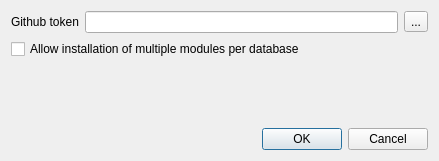
The window that oqtopus/ui/settings_dialog.ui (ponceta/oqtopus) describes before a commit, drawn with Qt 5.
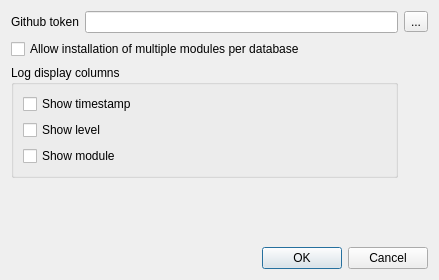
The same window after the commit.

Commit message: add a setting to show/hide log columns (#120)

```diff
--- a/oqtopus/ui/settings_dialog.ui
+++ b/oqtopus/ui/settings_dialog.ui
@@ -7,23 +7,13 @@
     <x>0</x>
     <y>0</y>
     <width>439</width>
-    <height>161</height>
+    <height>280</height>
    </rect>
   </property>
   <property name="windowTitle">
    <string>oQtopus settings</string>
   </property>
   <layout class="QGridLayout" name="gridLayout">
-   <item row="3" column="0" colspan="3">
-    <widget class="QDialogButtonBox" name="buttonBox">
-     <property name="orientation">
-      <enum>Qt::Horizontal</enum>
-     </property>
-     <property name="standardButtons">
-      <set>QDialogButtonBox::Cancel|QDialogButtonBox::Ok</set>
-     </property>
-    </widget>
-   </item>
    <item row="2" column="1">
     <spacer name="verticalSpacer">
      <property name="orientation">
@@ -61,6 +51,59 @@
      </property>
     </widget>
    </item>
+   <item row="2" column="0" colspan="2">
+    <widget class="QGroupBox" name="log_settings_groupBox">
+     <property name="title">
+      <string>Log display columns</string>
+     </property>
+     <layout class="QVBoxLayout" name="verticalLayout">
+      <item>
+       <widget class="QCheckBox" name="log_show_datetime_checkBox">
+        <property name="text">
+         <string>Show timestamp</string>
+        </property>
+       </widget>
+      </item>
+      <item>
+       <widget class="QCheckBox" name="log_show_level_checkBox">
+        <property name="text">
+         <string>Show level</string>
+        </property>
+       </widget>
+      </item>
+      <item>
+       <widget class="QCheckBox" name="log_show_module_checkBox">
+        <property name="text">
+         <string>Show module</string>
+        </property>
+       </widget>
+      </item>
+     </layout>
+    </widget>
+   </item>
+   <item row="3" column="1">
+    <spacer name="verticalSpacer">
+     <property name="orientation">
+      <enum>Qt::Vertical</enum>
+     </property>
+     <property name="sizeHint" stdset="0">
+      <size>
+       <width>20</width>
+       <height>40</height>
+      </size>
+     </property>
+    </spacer>
+   </item>
+   <item row="4" column="0" colspan="3">
+    <widget class="QDialogButtonBox" name="buttonBox">
+     <property name="orientation">
+      <enum>Qt::Horizontal</enum>
+     </property>
+     <property name="standardButtons">
+      <set>QDialogButtonBox::Cancel|QDialogButtonBox::Ok</set>
+     </property>
+    </widget>
+   </item>
   </layout>
  </widget>
  <resources/>
```
The commit also changes 4 other files.
